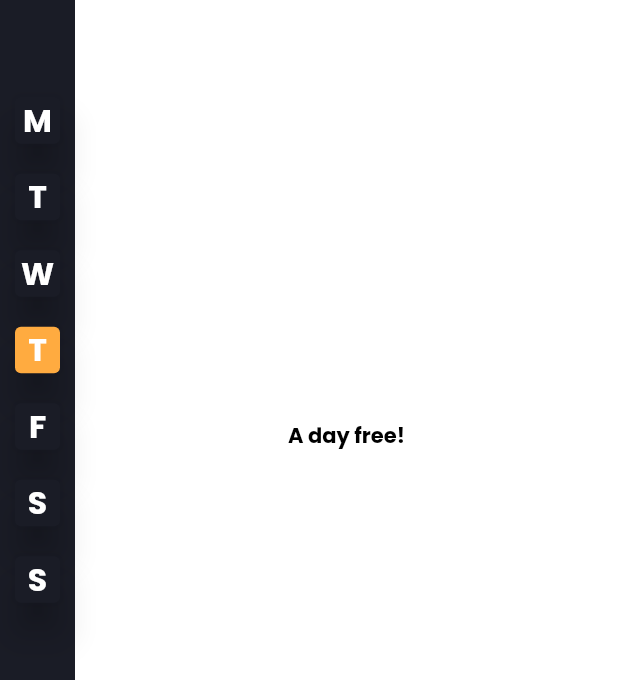
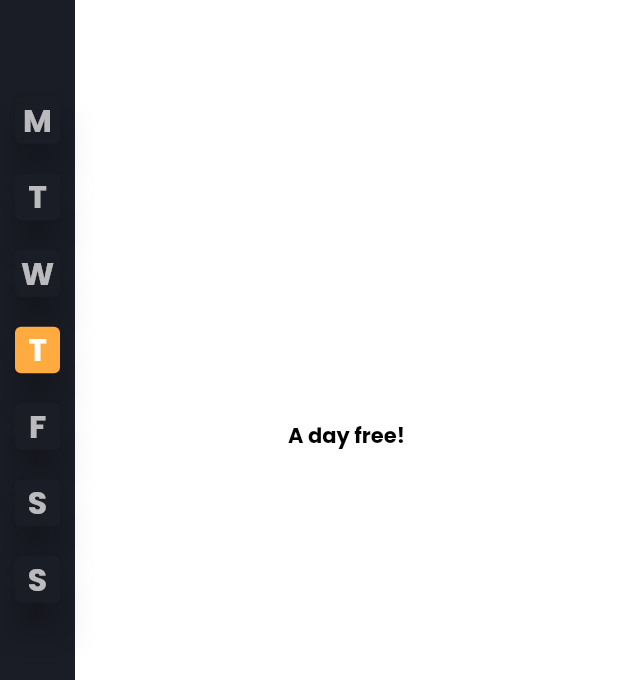
Before and after one commit to SchroederLionel/MasterArbeit_student_app, a Flutter app: the Dashboard screen opened by its route, scrolled down 2304 dp, on a phone screen of 412 x 824 dp. Shown: the part 238-918 px from the top of the screen. Run offline on Flutter 3.47's test engine with Material 2 defaults, Android fonts, the phone set to English and light mode, and no system bars; our stand-ins replace dartz, firebase_auth, shared_preferences, validators; accounts and stored records are empty.

Commit message:
internationalisation of dashboard

```diff
--- a/crayon/lib/main.dart
+++ b/crayon/lib/main.dart
@@ -40,7 +40,7 @@ class MyApp extends StatelessWidget {
       title: 'Crayon',
       theme: themeProvider.getTheme,
       onGenerateRoute: route.controller,
-      initialRoute: route.dashboard,
+      initialRoute: route.login,
       locale: localeProvider.getLocal,
       localizationsDelegates: const [
         AppLocalizationsDelegate(),
--- a/crayon/lib/providers/navigation/navigation_provider.dart
+++ b/crayon/lib/providers/navigation/navigation_provider.dart
@@ -16,11 +16,19 @@ class NavigationProvider extends ChangeNotifier {
     }
   }
 
-  Color getColor(int pageNumber) {
+  Color getButtonColor(int pageNumber) {
     if (_day == pageNumber) {
       return Colors.orangeAccent;
     } else {
       return const Color(0xff1a1c26);
     }
   }
+
+  Color getTextColorColor(int pageNumber, BuildContext context) {
+    if (_day == pageNumber) {
+      return Colors.white;
+    } else {
+      return Colors.white70;
+    }
+  }
 }
--- a/crayon/lib/providers/util/theme.dart
+++ b/crayon/lib/providers/util/theme.dart
@@ -95,16 +95,17 @@ class ThemeProvider extends ChangeNotifier {
             fontSize: 14,
             fontWeight: FontWeight.w700,
             color: Colors.white),
+        headline5: TextStyle(
+            fontFamily: 'Poppins',
+            fontSize: 38,
+            fontWeight: FontWeight.w400,
+            color: Colors.white),
         headline6: TextStyle(
             fontFamily: 'Poppins',
             fontSize: 18,
             fontWeight: FontWeight.w700,
             color: Colors.white),
-          headline5: TextStyle(
-              fontFamily: 'Poppins',
-              fontSize: 38,
-              fontWeight: FontWeight.w400,
-              color: Colors.white)));
+      ));
 
   ThemeProvider({required bool isDarkMode}) {
     _selectedTheme = isDarkMode ? dark : light;
--- a/crayon/lib/screens/dashboard/components/day_time.dart
+++ b/crayon/lib/screens/dashboard/components/day_time.dart
@@ -8,7 +8,6 @@ class DayTime extends StatelessWidget {
   Widget build(BuildContext context) {
     final appTranslation = AppLocalizations.of(context);
     var now = DateTime.now();
-
     return Row(
       mainAxisAlignment: MainAxisAlignment.end,
       mainAxisSize: MainAxisSize.max,
--- a/crayon/lib/screens/dashboard/components/navigation.dart
+++ b/crayon/lib/screens/dashboard/components/navigation.dart
@@ -21,13 +21,13 @@ class Navigation extends StatelessWidget {
           ListView(
             shrinkWrap: true,
             children: const [
-              NavigationTile(day: 'M', pageNumber: 0),
-              NavigationTile(day: 'T', pageNumber: 1),
-              NavigationTile(day: 'W', pageNumber: 2),
-              NavigationTile(day: 'T', pageNumber: 3),
-              NavigationTile(day: 'F', pageNumber: 4),
-              NavigationTile(day: 'S', pageNumber: 5),
-              NavigationTile(day: 'S', pageNumber: 6),
+              NavigationTile(pageNumber: 0),
+              NavigationTile(pageNumber: 1),
+              NavigationTile(pageNumber: 2),
+              NavigationTile(pageNumber: 3),
+              NavigationTile(pageNumber: 4),
+              NavigationTile(pageNumber: 5),
+              NavigationTile(pageNumber: 6),
             ],
           ),
           ListView(
--- a/crayon/lib/screens/dashboard/components/navigation/navigation_tile.dart
+++ b/crayon/lib/screens/dashboard/components/navigation/navigation_tile.dart
@@ -1,3 +1,4 @@
+import 'package:crayon/l10n/app_localizations.dart';
 import 'package:crayon/providers/navigation/navigation_provider.dart';
 import 'package:flutter/material.dart';
 import 'package:provider/provider.dart';
@@ -5,12 +6,12 @@ import 'package:provider/provider.dart';
 class NavigationTile extends StatelessWidget {
   final int pageNumber;
 
-  final String day;
-  const NavigationTile({Key? key, required this.day, required this.pageNumber})
-      : super(key: key);
+  const NavigationTile({Key? key, required this.pageNumber}) : super(key: key);
 
   @override
   Widget build(BuildContext context) {
+    final appTranslation = AppLocalizations.of(context);
+    String day = appTranslation!.translate('${pageNumber + 1}-day') ?? '?';
     return Consumer<NavigationProvider>(builder: (_, provider, __) {
       return InkWell(
         onTap: () {
@@ -19,11 +20,13 @@ class NavigationTile extends StatelessWidget {
         child: Card(
           margin: const EdgeInsets.symmetric(vertical: 10, horizontal: 10),
           elevation: 10,
-          color: provider.getColor(pageNumber),
+          color: provider.getButtonColor(pageNumber),
           child: Text(
-            day,
+            day.substring(0, 1),
             textAlign: TextAlign.center,
-            style: const TextStyle(fontSize: 21, color: Colors.white),
+            style: TextStyle(
+                fontSize: 21,
+                color: provider.getTextColorColor(pageNumber, context)),
           ),
         ),
       );
--- a/crayon/lib/screens/dashboard/components/schedule.dart
+++ b/crayon/lib/screens/dashboard/components/schedule.dart
@@ -1,4 +1,5 @@
 import 'package:crayon/datamodels/lecture/lecture_schedule.dart';
+import 'package:crayon/l10n/app_localizations.dart';
 import 'package:crayon/screens/dashboard/components/course_times.dart';
 import 'package:flutter/cupertino.dart';
 import 'package:flutter/material.dart';
@@ -9,6 +10,7 @@ class Schedule extends StatelessWidget {
 
   @override
   Widget build(BuildContext context) {
+    final appTranslation = AppLocalizations.of(context);
     return Padding(
       padding: const EdgeInsets.symmetric(horizontal: 0.0, vertical: 4.0),
       child: Row(
@@ -38,7 +40,7 @@ class Schedule extends StatelessWidget {
                             fontWeight: FontWeight.w700),
                       ),
                       subtitle: Text(
-                        'Room: ${schedule.room}',
+                        '${appTranslation!.translate('room') ?? "Room"}: ${schedule.room}',
                         style: const TextStyle(
                             color: Colors.white,
                             fontSize: 16,
--- a/crayon/lib/screens/login/app_title.dart
+++ b/crayon/lib/screens/login/app_title.dart
@@ -11,7 +11,7 @@ class AppTitle extends StatelessWidget {
       style: TextStyle(
           fontFamily: 'Comforter',
           fontSize: 48,
-          color: Colors.yellow,
+          color: Colors.orangeAccent,
           fontWeight: FontWeight.bold),
     );
   }
```
Lines whose indentation alone changed are shown as unchanged.
